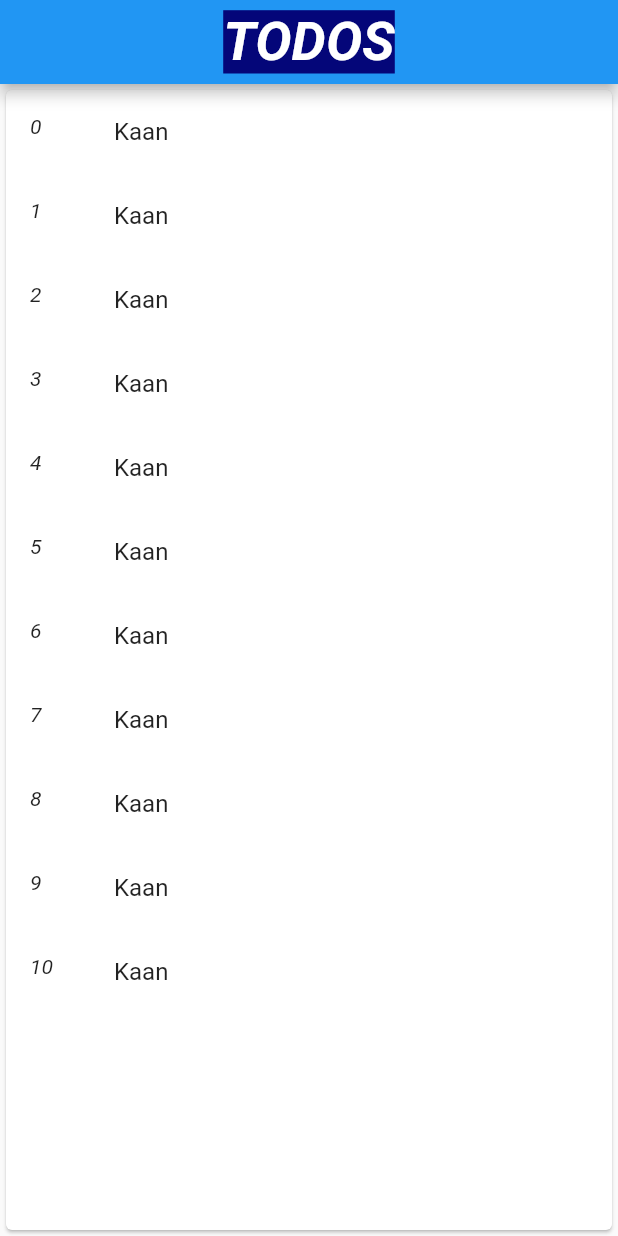
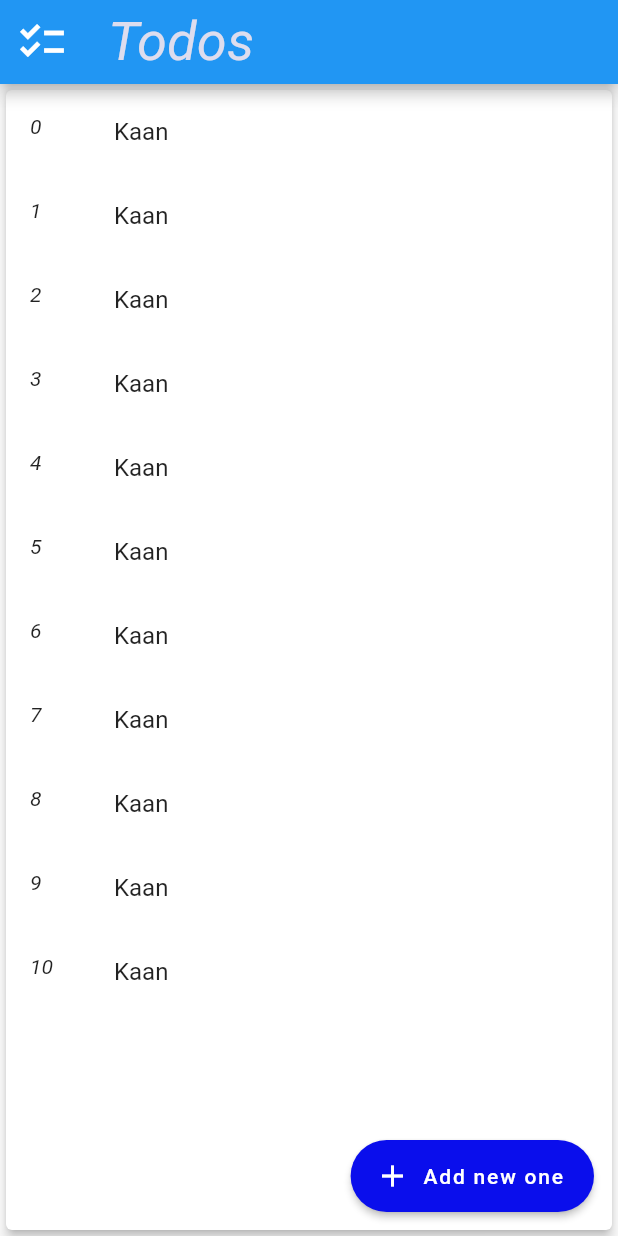
Before and after one commit to knturn/todo_app, a Flutter app: the screen it shows after launch, on a phone screen of 412 x 824 dp. Run offline on Flutter 3.47's test engine with Material 2 defaults, Android fonts, the phone set to English and light mode, and no system bars.

Commit message:
new page added and some fixing on the old version

```diff
--- a/lib/Home/home_view.dart
+++ b/lib/Home/home_view.dart
@@ -1,4 +1,6 @@
 import 'package:flutter/material.dart';
+
+import '../AddArea/AddView.dart';
 
 class HomeViewTODO extends StatefulWidget {
   const HomeViewTODO({Key? key}) : super(key: key);
@@ -11,19 +13,34 @@ class _HomeViewTODOState extends State<HomeViewTODO> {
   @override
   Widget build(BuildContext context) {
     return Scaffold(
-      appBar: AppBar(
-        title: const Center(
-            child: Text(
-          "TODOS",
+      appBar: buildAppbar(),
+      body: Card(
+        elevation: 3,
+        child: buildListView(),
+      ),
+      floatingActionButton: buildButton(context),
+    );
+  }
+
+  AppBar buildAppbar() {
+    return AppBar(
+      leading: const Icon(
+        Icons.checklist,
+        size: 35,
+      ),
+      title: const Text(
+        "Todos",
         style: TextStyle(
             fontSize: 36,
-              fontWeight: FontWeight.w600,
+            fontWeight: FontWeight.w400,
             fontStyle: FontStyle.italic,
-              backgroundColor: Color.fromARGB(255, 4, 6, 121)),
-        )),
+            color: Color.fromARGB(255, 221, 221, 238)),
       ),
-      body: Card(
-        child: ListView.builder(
+    );
+  }
+
+  ListView buildListView() {
+    return ListView.builder(
       itemBuilder: (context, index) => ListTile(
         title: const Text("Kaan"),
         leading: Text(
@@ -34,10 +51,23 @@ class _HomeViewTODOState extends State<HomeViewTODO> {
         ),
       ),
       itemCount: sayilar.length,
-        ),
-      ),
     );
   }
 }
 
+FloatingActionButton buildButton(context) {
+  return FloatingActionButton.extended(
+    elevation: 2,
+    icon: const Icon(Icons.add),
+    label: const Text("Add new one"),
+    onPressed: () => {
+      Navigator.of(context).push(MaterialPageRoute(
+        builder: (context) => AddView(),
+      )),
+    },
+    shape: const StadiumBorder(),
+    backgroundColor: const Color.fromARGB(255, 10, 14, 236),
+  );
+}
+
 List<int> sayilar = [0, 1, 2, 3, 4, 5, 6, 7, 8, 9, 10];
```
Also changed, not shown: lib/AddArea/addView.dart (added, +65 -0 lines). Lines whose indentation alone changed are shown as unchanged.
